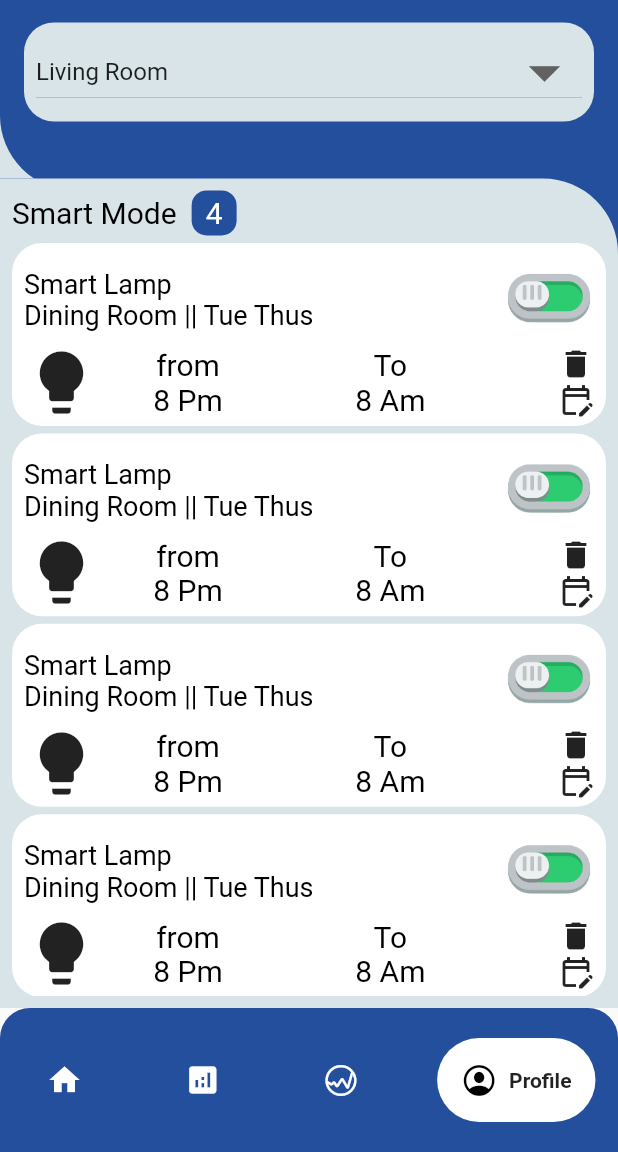
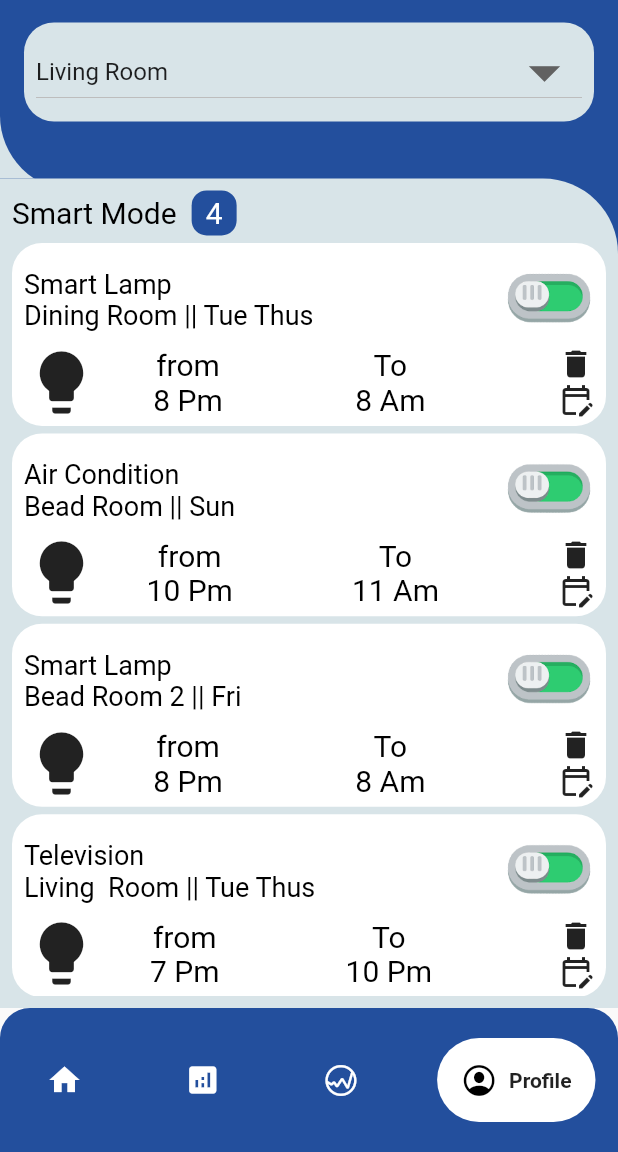
Before and after one commit to Mahibulhassan/Innova_Infosys, a Flutter app: the screen it shows after launch, item 4 of the bottom bar chosen, on a phone screen of 412 x 824 dp, the part 84-1236 px from its top. Run offline on Flutter 3.47's test engine with Material 2 defaults, Android fonts, the phone set to English and light mode, and no system bars; drawn by our look-alikes of google_nav_bar; our stand-ins replace fl_chart; missing offline and left inert: dart:ffi.

Commit message:
Final version Done

```diff
--- a/Smar Home Management/smart_home_management/lib/Screens/HomePage.dart
+++ b/Smar Home Management/smart_home_management/lib/Screens/HomePage.dart
@@ -194,7 +194,4 @@ class _HomePageState extends State<HomePage> {
       ),
     );
   }
-
-
-
 }
--- a/Smar Home Management/smart_home_management/lib/Screens/SmartHome.dart
+++ b/Smar Home Management/smart_home_management/lib/Screens/SmartHome.dart
@@ -109,11 +109,11 @@ class _SmartHomeState extends State<SmartHome> {
                       SizedBox(height: 5,),
                       LampLowerView(size, "Smart Lamp", "Dining Room || Tue Thus", "assets/switch.png","8 Pm", "8 Am"),
                       SizedBox(height: 5,),
-                      LampLowerView(size, "Smart Lamp", "Dining Room || Tue Thus", "assets/switch.png","8 Pm", "8 Am"),
+                      LampLowerView(size, "Air Condition", "Bead Room || Sun", "assets/switch.png","10 Pm", "11 Am"),
                       SizedBox(height: 5,),
-                      LampLowerView(size, "Smart Lamp", "Dining Room || Tue Thus", "assets/switch.png","8 Pm", "8 Am"),
+                      LampLowerView(size, "Smart Lamp", "Bead Room 2 || Fri", "assets/switch.png","8 Pm", "8 Am"),
                       SizedBox(height: 5,),
-                      LampLowerView(size, "Smart Lamp", "Dining Room || Tue Thus", "assets/switch.png","8 Pm", "8 Am"),
+                      LampLowerView(size, "Television", "Living  Room || Tue Thus", "assets/switch.png","7 Pm", "10 Pm"),
                     ],),
                   ),
                 ),
@@ -124,6 +124,7 @@ class _SmartHomeState extends State<SmartHome> {
       ],
     );
   }
+
 
   Widget customDropdownMenu(){
     return Container(
--- a/Smar Home Management/smart_home_management/lib/widgets/HomePageWidgets/Allwidgets.dart
+++ b/Smar Home Management/smart_home_management/lib/widgets/HomePageWidgets/Allwidgets.dart
@@ -1,5 +1,4 @@
 import 'package:flutter/material.dart';
-
 import '../../uility/AppColors.dart';
 
 Widget HomeTopView(var icon ,String data, String name){
@@ -18,6 +17,7 @@ Widget HomeTopView(var icon ,String data, String name){
             mainAxisAlignment: MainAxisAlignment.spaceBetween,
             children: [
               Container(
+                margin: EdgeInsets.only(left: 2),
                 height: 30,
                 width: 30,
                 decoration: BoxDecoration(
--- a/Smar Home Management/smart_home_management/lib/widgets/LampPageWidgets/AllWidgets.dart
+++ b/Smar Home Management/smart_home_management/lib/widgets/LampPageWidgets/AllWidgets.dart
@@ -39,7 +39,6 @@ Widget LampMiddleView(){
 }
 
 Widget LampLowerView(var size,String heading,String subtext, String icon,String stime,String etime){
-
   return Container(
     width: size.width,
     height: size.height*0.148,
--- a/Smar Home Management/smart_home_management/lib/widgets/PowerUagesPage/allWidgets.dart
+++ b/Smar Home Management/smart_home_management/lib/widgets/PowerUagesPage/allWidgets.dart
@@ -3,6 +3,7 @@ import 'package:flutter/cupertino.dart';
 import 'package:flutter/material.dart';
 import '../../uility/AppColors.dart';
 import '../../uility/BaseApp.dart';
+
 
 Widget PowerUseLowerView (Size size,String data1,String data2,String data3,String data4,String data5,var icon,var color){
 
@@ -38,7 +39,7 @@ Widget PowerUseLowerView (Size size,String data1,String data2,String data3,Strin
           ),
         ),
         Padding(
-          padding: const EdgeInsets.only(top: 24,right: 2),
+          padding: const EdgeInsets.only(top: 24,right: 7),
           child: Column(
             children: [
               showText(data4, 18, Colors.blueAccent),
```
Also changed, not shown: Smar Home Management/smart_home_management/lib/Screens/LampPage.dart (+10 -2 lines).
